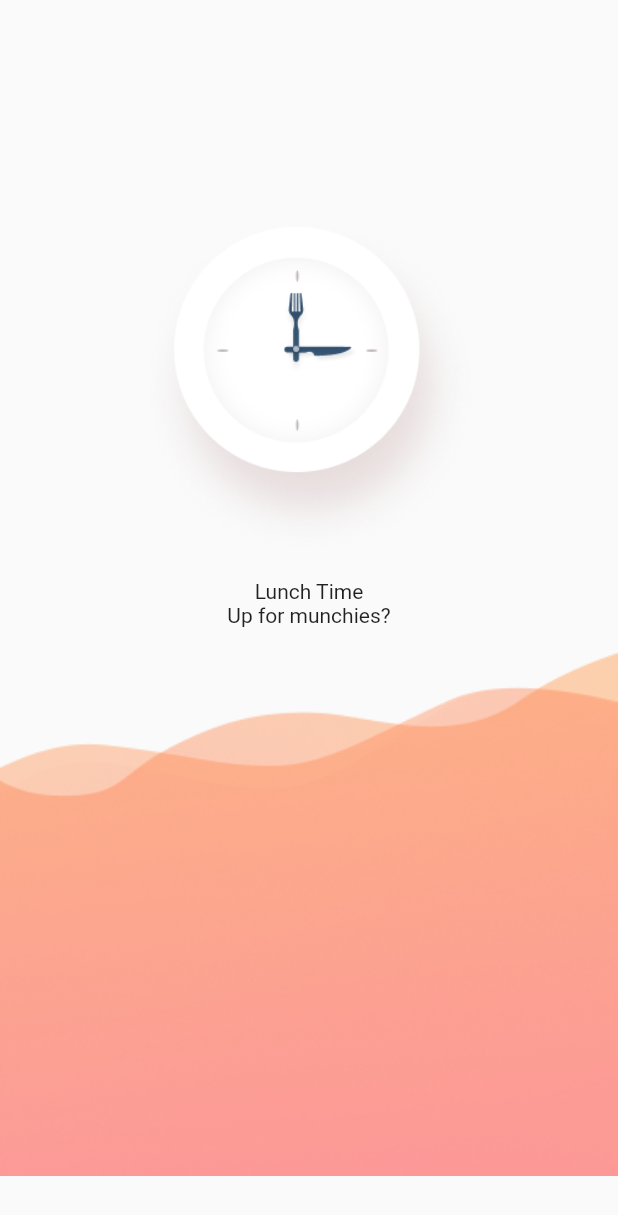
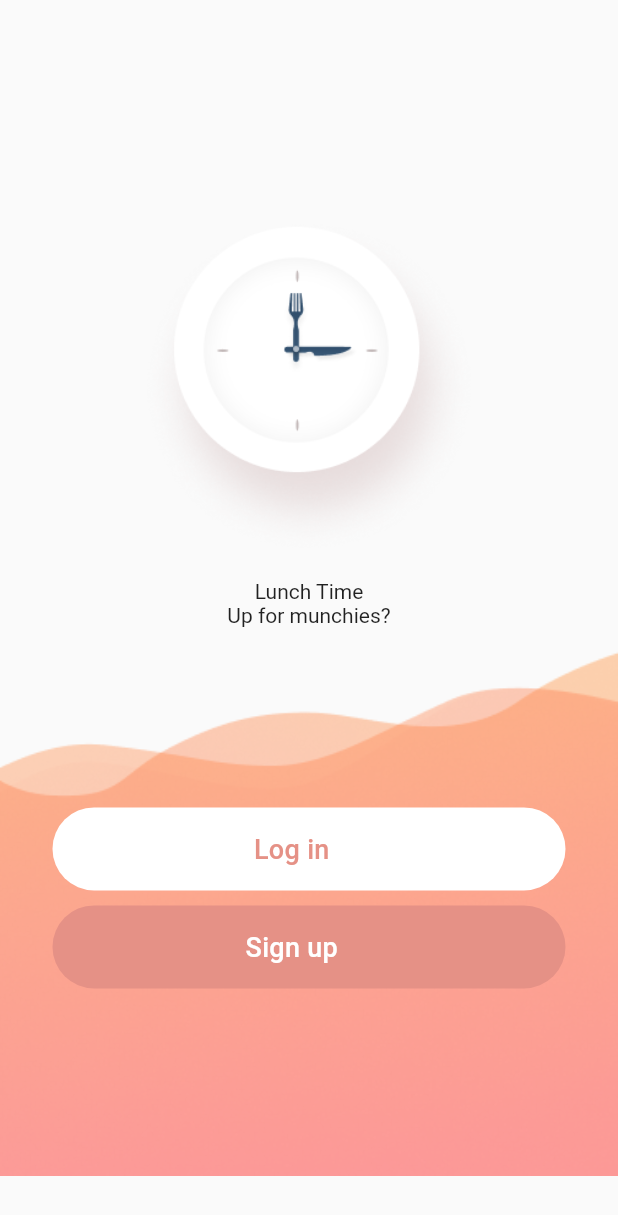
Before and after one commit to HemlockBane/lunch-time, a Flutter app: the screen it shows after launch, on a phone screen of 412 x 824 dp. Shown: the top 1215 px of the screen. Run offline on Flutter 3.47's test engine with Material 2 defaults, Android fonts, the phone set to English and light mode, and no system bars.

Commit message:
Add buttons

```diff
--- a/lib/src/screens/login.dart
+++ b/lib/src/screens/login.dart
@@ -1,5 +1,6 @@
 import 'package:flutter/cupertino.dart';
 import 'package:flutter/material.dart';
+import 'package:lunch_time_app/src/widgets/theme.dart';
 import '../constants/app_images.dart';
 import '../widgets/screen_data.dart';
 import '../widgets/wave_painter.dart';
@@ -42,15 +43,37 @@ class _LoginScreenState extends State<LoginScreen> {
                       width: ScreenData.screenWidth,
                       child: Image.asset(AppImages.wavyBackground, fit: BoxFit.cover,),
                     ),
-//                    SizedBox(height: 10,),
-//                    Button.signInOption(
-//                      context: context,
-//                      buttonColor: Colors.white,
-//                      labelColor: Colors.black,
-//                      iconData: Icons.message,
-//                      borderRadius: 10,
-//                      onPressed: (){}
-//                    )
+                    Column(
+                      children: <Widget>[
+                        SizedBox(height: 120,),
+                        Container(
+                          margin: EdgeInsets.only(bottom: 10),
+                          padding: EdgeInsets.symmetric(horizontal: 35),
+                          child: Button.signInOption(
+                              context: context,
+                              buttonColor: Colors.white,
+                              label: 'Log in',
+                              labelColor: AppTheme.peachButton,
+                              iconData: Icons.message,
+                              borderRadius: 30,
+                              onPressed: (){}
+                          ),
+                        ),
+                        Container(
+                          padding: EdgeInsets.symmetric(horizontal: 35),
+                          child: Button.signInOption(
+                              context: context,
+                              buttonColor: AppTheme.peachButton,
+                              label: 'Sign up',
+                              labelColor: Colors.white,
+                              iconData: Icons.message,
+                              borderRadius: 30,
+                              onPressed: (){}
+                          ),
+                        )
+
+                      ],
+                    ),
                   ],
                 ),
               )
--- a/lib/src/widgets/button.dart
+++ b/lib/src/widgets/button.dart
@@ -22,13 +22,13 @@ class Button {
           child: Row(
             mainAxisSize: MainAxisSize.min,
             children: <Widget>[
-              Container(
-                child: Icon(
-                  iconData,
-                  color: labelColor,
-                  size: 30,
-                ),
-              ),
+//              Container(
+//                child: Icon(
+//                  iconData,
+//                  color: labelColor,
+//                  size: 30,
+//                ),
+//              ),
               Expanded(
                 child: Text(
                   label,
@@ -43,6 +43,7 @@ class Button {
             ],
           ),
         ),
-        onPressed: onPressed);
+        onPressed: onPressed
+    );
   }
 }
--- a/lib/src/widgets/theme.dart
+++ b/lib/src/widgets/theme.dart
@@ -3,6 +3,7 @@ import 'package:flutter/material.dart';
 class AppTheme{
   static Color orangyPeach = Color(0xffffd3b0);
   static Color peach = Color(0xffffcbb6);
+  static Color peachButton = Color(0xffe59186);
   static Color greyText = Color(0xffB2BCC6);
 
   ThemeData getDefaultAppTheme() {
```
